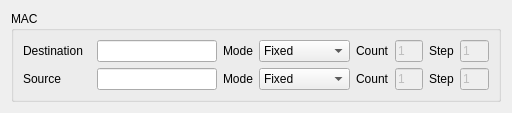
Before: the Qt Designer form common/mac.ui in pstavirs/ostinato, drawn with Qt 5.
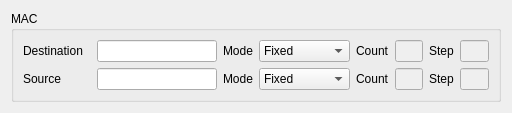
After: the same form once the commit is applied.

Patch:
```diff
--- a/common/mac.ui
+++ b/common/mac.ui
@@ -6,13 +6,13 @@
     <x>0</x>
     <y>0</y>
     <width>512</width>
-    <height>98</height>
+    <height>104</height>
    </rect>
   </property>
   <property name="windowTitle" >
    <string>Form</string>
   </property>
-  <layout class="QHBoxLayout" >
+  <layout class="QVBoxLayout" >
    <item>
     <widget class="QGroupBox" name="groupBox" >
      <property name="title" >
@@ -81,7 +81,7 @@
          <bool>false</bool>
         </property>
         <property name="text" >
-         <string>1</string>
+         <string/>
         </property>
         <property name="cursorPosition" >
          <number>1</number>
@@ -101,7 +101,7 @@
          <bool>false</bool>
         </property>
         <property name="text" >
-         <string>1</string>
+         <string/>
         </property>
         <property name="cursorPosition" >
          <number>1</number>
@@ -164,7 +164,7 @@
          <bool>false</bool>
         </property>
         <property name="text" >
-         <string>1</string>
+         <string/>
         </property>
        </widget>
       </item>
@@ -181,7 +181,7 @@
          <bool>false</bool>
         </property>
         <property name="text" >
-         <string>1</string>
+         <string/>
         </property>
         <property name="cursorPosition" >
          <number>1</number>
@@ -191,6 +191,19 @@
      </layout>
     </widget>
    </item>
+   <item>
+    <spacer>
+     <property name="orientation" >
+      <enum>Qt::Vertical</enum>
+     </property>
+     <property name="sizeHint" >
+      <size>
+       <width>20</width>
+       <height>40</height>
+      </size>
+     </property>
+    </spacer>
+   </item>
   </layout>
  </widget>
  <resources/>
```
Left out of the diff: 6 changed lines with no effect on the pictures.
